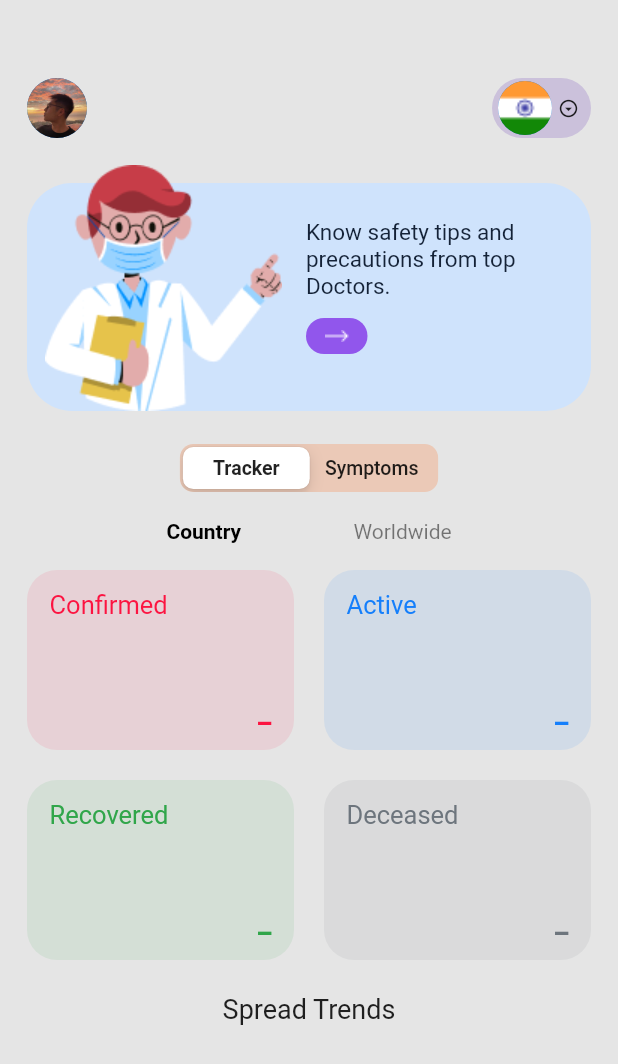
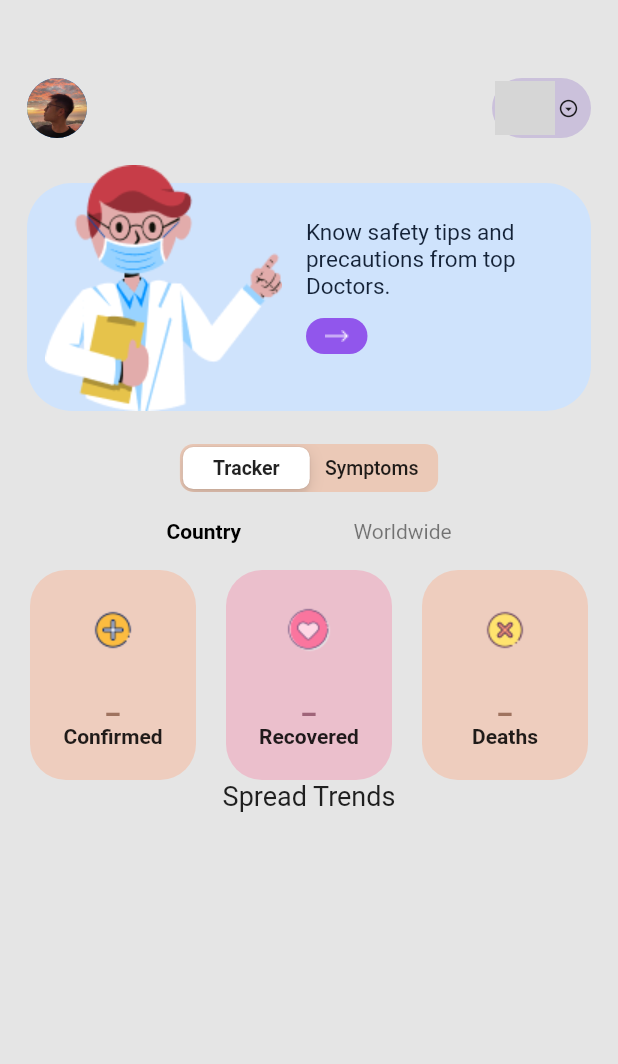
Before and after one commit to hoangatuan/PCCovid_Flutter, a Flutter app: the HomeScreen screen opened directly, on a phone screen of 412 x 824 dp. Shown: the top 1064 px of the screen. Run offline on Flutter 3.47's test engine with Material 2 defaults, Android fonts, the phone set to English and light mode, and no system bars; our stand-ins replace flutter_svg, hexcolor; network calls fail; grey boxes are pictures that could not be loaded.

Commit message:
Create new home screen

```diff
--- a/lib/screens/guide/guide_screen.dart
+++ b/lib/screens/guide/guide_screen.dart
@@ -1,5 +1,5 @@
 import 'package:flutter/material.dart';
-import 'package:pccovid/screens/home/home_screen.dart';
+import 'package:pccovid/screens/homee/homee_screen.dart';
 import 'components/guide_bottom_view.dart';
 
 class GuideScreen extends StatelessWidget {
@@ -27,7 +27,7 @@ class GuideScreen extends StatelessWidget {
                       Navigator.push(
                           context,
                           MaterialPageRoute(
-                              builder: (context) => const HomeScreen()));
+                              builder: (context) => const HomeeScreen()));
                     },
                   ))
             ],
--- a/lib/screens/home/components/statistic_view.dart
+++ b/lib/screens/home/components/statistic_view.dart
@@ -1,16 +1,18 @@
 import 'package:flutter/material.dart';
-import 'package:pccovid/constants.dart';
 import 'package:pccovid/screens/home/components/statistic_view_model.dart';
 import 'package:provider/provider.dart';
 
-enum StatisticType { confirmed, active, recovered, deceased }
+enum StatisticType { confirmed, recovered, deceased }
 
 class StatisticDisplayConfig {
+  String image;
   String title;
   Color textColor;
+  Color backgroundColor;
   int? value;
 
-  StatisticDisplayConfig(this.title, this.textColor, this.value);
+  StatisticDisplayConfig(
+      this.image, this.title, this.textColor, this.backgroundColor, this.value);
 }
 
 class StatisticView extends StatefulWidget {
@@ -30,74 +32,91 @@ class _StatisticViewState extends State<StatisticView> {
 
   @override
   Widget build(BuildContext context) {
-    Size size = MediaQuery.of(context).size;
-    final viewModel = Provider.of<StatisticViewModel>(context);
-
-    return SizedBox(
-      height: 282,
-      child: GridView.builder(
-          primary: false,
-          shrinkWrap: true,
-          padding: const EdgeInsets.only(left: 18, right: 18),
-          gridDelegate: SliverGridDelegateWithFixedCrossAxisCount(
-              crossAxisSpacing: 20,
-              mainAxisSpacing: 20,
-              crossAxisCount: 2,
-              childAspectRatio: (size.width - 56) / 240),
-          itemCount: StatisticType.values.length,
-          itemBuilder: (context, index) {
-            return buildStatisticItem(index, viewModel);
-          }),
+    return Row(
+      children: [
+        const Spacer(),
+        buildStatisticItem1(StatisticType.confirmed),
+        const Spacer(),
+        buildStatisticItem1(StatisticType.recovered),
+        const Spacer(),
+        buildStatisticItem1(StatisticType.deceased),
+        const Spacer(),
+      ],
     );
   }
 
-  Container buildStatisticItem(int index, StatisticViewModel viewModel) {
-    StatisticType type = StatisticType.values[index];
-    StatisticDisplayConfig config = generateDisplayConfig(type, viewModel);
-    String display = config.value != null ? "${config.value}" : "_";
+  Container buildStatisticItem1(StatisticType type) {
+    Size size = MediaQuery.of(context).size;
+    StatisticDisplayConfig config = generateDisplayConfig(type);
+    String display = generateDisplayText(config.value);
 
     return Container(
+        height: 140,
+        width: (size.width - 80) / 3,
         decoration: BoxDecoration(
-            borderRadius: const BorderRadius.all(Radius.circular(20)),
-            color: config.textColor.withAlpha(24)),
-        child: Stack(
+            borderRadius: const BorderRadius.all(Radius.circular(24)),
+            color: config.backgroundColor),
+        child: Column(
           children: [
-            Positioned(
-                child: Text(
-                  config.title,
-                  style: TextStyle(color: config.textColor, fontSize: 17),
-                ),
-                top: 13,
-                left: 15),
-            Positioned(
-                child: Text(
+            const SizedBox(height: 24),
+            Image.asset(config.image, width: 32, height: 32),
+            const SizedBox(height: 20),
+            Text(
               display,
               style: TextStyle(
                   color: config.textColor,
                   fontWeight: FontWeight.bold,
                   fontSize: 20),
             ),
-                bottom: 15,
-                right: 15)
+            const SizedBox(height: 4),
+            Text(
+              config.title,
+              style: const TextStyle(fontWeight: FontWeight.bold),
+            )
           ],
         ));
   }
 
-  StatisticDisplayConfig generateDisplayConfig(
-      StatisticType type, StatisticViewModel viewModel) {
+  String generateDisplayText(int? value) {
+    if (value == null) {
+      return "_";
+    }
+
+    if (value > 1000000) {
+      return "${value ~/ 1000000}M+";
+    }
+
+    if (value > 1000) {
+      return "${value ~/ 1000}K+";
+    }
+
+    return "$value";
+  }
+
+  StatisticDisplayConfig generateDisplayConfig(StatisticType type) {
+    final viewModel = Provider.of<StatisticViewModel>(context);
     switch (type) {
       case StatisticType.confirmed:
         return StatisticDisplayConfig(
-            "Confirmed", colorFC1441, viewModel.data?.infected);
-      case StatisticType.active:
-        return StatisticDisplayConfig(
-            "Active", color157FFB, viewModel.data?.treated);
+            "assets/homee/add.png",
+            "Confirmed",
+            const Color(0xFF9F735F),
+            const Color(0xFFEECDBE),
+            viewModel.data?.infected);
       case StatisticType.recovered:
         return StatisticDisplayConfig(
-            "Recovered", color30A64A, viewModel.data?.recovered);
+            "assets/homee/heart.png",
+            "Recovered",
+            const Color(0xFF9F6479),
+            const Color(0xFFEBBFCC),
+            viewModel.data?.recovered);
       case StatisticType.deceased:
         return StatisticDisplayConfig(
-            "Deceased", color6D757D, viewModel.data?.died);
+            "assets/homee/remove.png",
+            "Deaths",
+            const Color(0xFF9F735F),
+            const Color(0xFFEECDBE),
+            viewModel.data?.died);
     }
   }
 }
--- a/pubspec.yaml
+++ b/pubspec.yaml
@@ -37,6 +37,7 @@ dependencies:
   json_annotation: ^4.1.0
   http: ^0.13.4
   provider: ^6.0.2
+  flutter_svg: ^1.0.0
 
 dev_dependencies:
   flutter_test:
@@ -65,8 +66,8 @@ flutter:
   assets:
     - assets/
     - assets/icons/
-    - assets/flags/
     - assets/home/
+    - assets/homee/
 
   # An image asset can refer to one or more resolution-specific "variants", see
   # https://flutter.dev/assets-and-images/#resolution-aware.
```
Also changed, not shown: lib/screens/homee/components/home_header_view.dart (added, +67 -0 lines), lib/screens/homee/homee_screen.dart (added, +55 -0 lines), assets/flags/india.png (deleted), assets/homee/Drcorona.svg (added), assets/homee/add.png (added), assets/homee/coronadr.svg (added), assets/homee/heart.png (added), assets/homee/remove.png (added), assets/homee/virus.png (added), pubspec.lock. Lines whose indentation alone changed are shown as unchanged.
